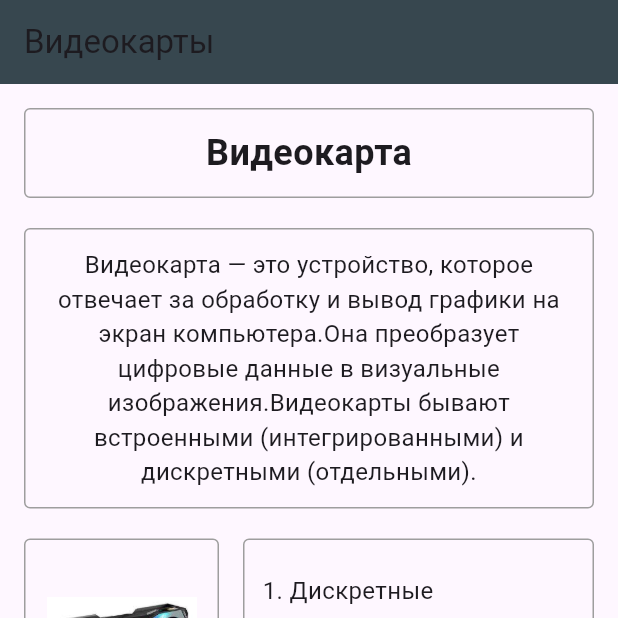
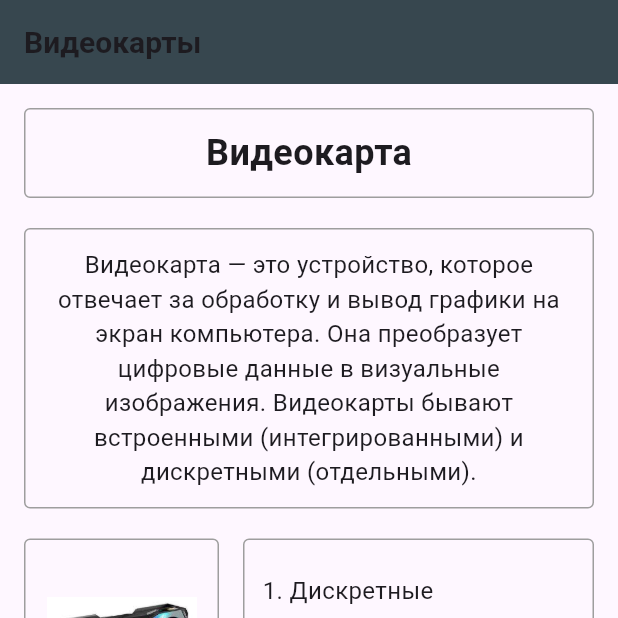
Before and after one commit to Timasoska/flutter2, a Flutter app: the screen it shows after launch, on a phone screen of 412 x 824 dp, the top half of it. Run offline on Flutter 3.47's test engine with Material 3 defaults, Android fonts, the phone set to English and light mode, and no system bars.

Commit message:
3я работа

```diff
--- a/lib/main.dart
+++ b/lib/main.dart
@@ -4,6 +4,7 @@ void main() {
   runApp(const MyApp());
 }
 
+// Класс MyApp остаётся StatelessWidget, так как он не меняется
 class MyApp extends StatelessWidget {
   const MyApp({super.key});
 
@@ -12,19 +13,53 @@ class MyApp extends StatelessWidget {
     return MaterialApp(
       debugShowCheckedModeBanner: false,
       home: Scaffold(
-        // ЗАГОЛОВОК ПРИЛОЖЕНИЯ
+        // ЗАГОЛОВОК ПРИЛОЖЕНИЯ с КАСТОМНЫМ ШРИФТОМ
         appBar: AppBar(
-          title: const Text('Видеокарты'),
+          title: const Text(
+            'Видеокарты',
+            style: TextStyle(
+              fontFamily: 'RobotoCustom', // Используем шрифт из pubspec.yaml
+              fontSize: 20,
+              fontWeight: FontWeight.bold,
+            ),
+          ),
           backgroundColor: Colors.blueGrey[800],
         ),
-        body: const VideoCardInfo(),
+        body: const VideoCardInfo(), // Теперь это StatefulWidget
       ),
     );
   }
 }
 
-class VideoCardInfo extends StatelessWidget {
+// Превращаем VideoCardInfo в StatefulWidget, так как состояние (картинка) будет меняться
+class VideoCardInfo extends StatefulWidget {
   const VideoCardInfo({super.key});
+
+  @override
+  State<VideoCardInfo> createState() => _VideoCardInfoState();
+}
+
+// Класс состояния, где хранится и обновляется индекс текущей картинки
+class _VideoCardInfoState extends State<VideoCardInfo> {
+  // Переменная состояния: индекс текущего изображения (начинаем с 0)
+  int _currentImageIndex = 0;
+
+  // Список путей к 5 изображениям в папке assets/images/
+  final List<String> _imagePaths = [
+    'assets/images/images1.jpeg',
+    'assets/images/images2.jpg',
+    'assets/images/images3.jpg',
+    'assets/images/images4.png',
+    'assets/images/images5.jpg',
+  ];
+
+  // Функция для смены изображения на следующее
+  void _changeImage() {
+    setState(() {
+      // Увеличиваем индекс на 1, и если он выходит за пределы списка, возвращаемся к 0
+      _currentImageIndex = (_currentImageIndex + 1) % _imagePaths.length;
+    });
+  }
 
   @override
   Widget build(BuildContext context) {
@@ -57,7 +92,7 @@ class VideoCardInfo extends StatelessWidget {
               borderRadius: BorderRadius.circular(4.0),
             ),
             child: const Text(
-              'Видеокарта — это устройство, которое отвечает за обработку и вывод графики на экран компьютера.Она преобразует цифровые данные в визуальные изображения.Видеокарты бывают встроенными (интегрированными) и дискретными (отдельными).',
+              'Видеокарта — это устройство, которое отвечает за обработку и вывод графики на экран компьютера. Она преобразует цифровые данные в визуальные изображения. Видеокарты бывают встроенными (интегрированными) и дискретными (отдельными).',
               textAlign: TextAlign.center,
               style: TextStyle(fontSize: 16),
             ),
@@ -68,8 +103,10 @@ class VideoCardInfo extends StatelessWidget {
           Row(
             crossAxisAlignment: CrossAxisAlignment.start,
             children: [
-              // Картинка
-              Container(
+              // Картинка, обёрнутая в GestureDetector для обработки нажатий
+              GestureDetector(
+                onTap: _changeImage, // При нажатии вызываем функцию смены изображения
+                child: Container(
                   width: 130,
                   height: 150,
                   decoration: BoxDecoration(
@@ -78,15 +115,17 @@ class VideoCardInfo extends StatelessWidget {
                   ),
                   child: Center(
                     child: Image.asset(
-                    'assets/images.jpeg',
+                      _imagePaths[_currentImageIndex], // Берем путь из списка по текущему индексу
                       width: 100,
                       height: 100,
+                      fit: BoxFit.contain, // Чтобы изображение не искажалось
+                    ),
                   ),
                 ),
               ),
               const SizedBox(width: 16),
 
-              // Список
+              // Список (не меняется, поэтому остаётся внутри Column)
               Expanded(
                 child: Container(
                   height: 150,
```
Also changed, not shown: pubspec.yaml (+6 -32 lines), assets/fonts/MyFont.ttf (added), assets/images/images1.jpeg (renamed from assets/images.jpeg), assets/images/images2.jpg (added), assets/images/images3.jpg (added), assets/images/images4.png (added), assets/images/images5.jpg (added). Lines whose indentation alone changed are shown as unchanged.
